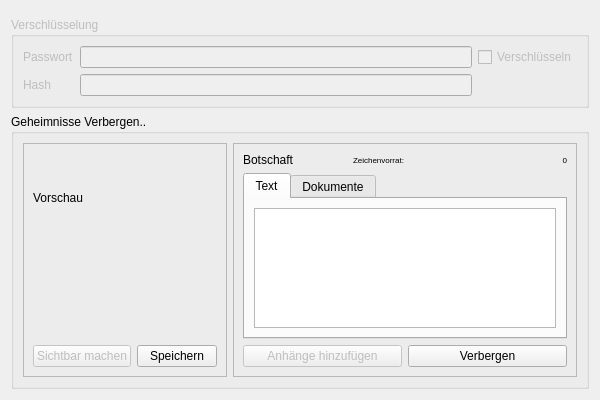
First picture: the form in src/stegano.ui, repository sassman/stegano.kde4, before the edit.
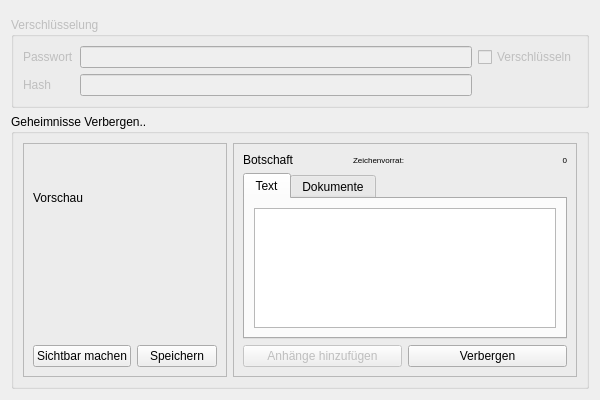
Second picture: the form after the edit. Custom widgets are drawn as their Qt base class.

```diff
--- a/src/stegano.ui
+++ b/src/stegano.ui
@@ -115,7 +115,7 @@
                <item>
                 <widget class="KPushButton" name="buttonUnhide">
                  <property name="enabled">
-                  <bool>false</bool>
+                  <bool>true</bool>
                  </property>
                  <property name="text">
                   <string>Sichtbar machen</string>
```
